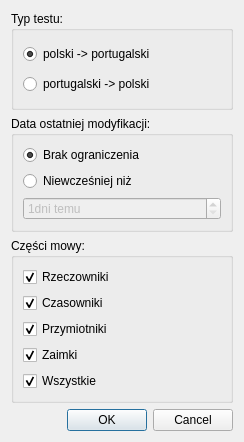
First picture: the form in ui/test_params.ui, repository BStalewski/lanler, before the edit.
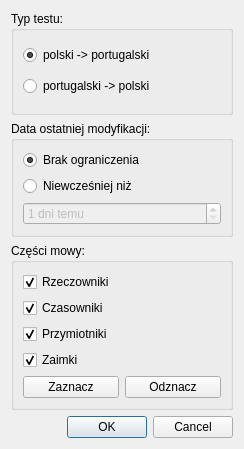
Second picture: the form after the edit.

Commit message: Modified test parameters dialog

What changed in the file:
```diff
--- a/ui/test_params.ui
+++ b/ui/test_params.ui
@@ -7,7 +7,7 @@
     <x>0</x>
     <y>0</y>
     <width>244</width>
-    <height>442</height>
+    <height>449</height>
    </rect>
   </property>
   <property name="windowTitle">
@@ -76,7 +76,7 @@
              <bool>false</bool>
             </property>
             <property name="suffix">
-             <string>dni temu</string>
+             <string> dni temu</string>
             </property>
             <property name="minimum">
              <number>1</number>
@@ -138,14 +138,22 @@
          </widget>
         </item>
         <item>
-         <widget class="QCheckBox" name="allPosCheckBox">
+         <layout class="QHBoxLayout" name="horizontalLayout_2">
+          <item>
+           <widget class="QPushButton" name="checkAllPosPushButton">
           <property name="text">
-           <string>Wszystkie</string>
-          </property>
-          <property name="checked">
-           <bool>true</bool>
-          </property>
-         </widget>
+             <string>Zaznacz</string>
+            </property>
+           </widget>
+          </item>
+          <item>
+           <widget class="QPushButton" name="uncheckAllPosPushButton">
+            <property name="text">
+             <string>Odznacz</string>
+            </property>
+           </widget>
+          </item>
+         </layout>
         </item>
        </layout>
        <zorder>dateConstraintGroupBox</zorder>
```
Left out of the diff: 2 changed lines with no effect on the pictures. Lines whose indentation alone changed are shown as unchanged. The commit also changes 12 other files.
